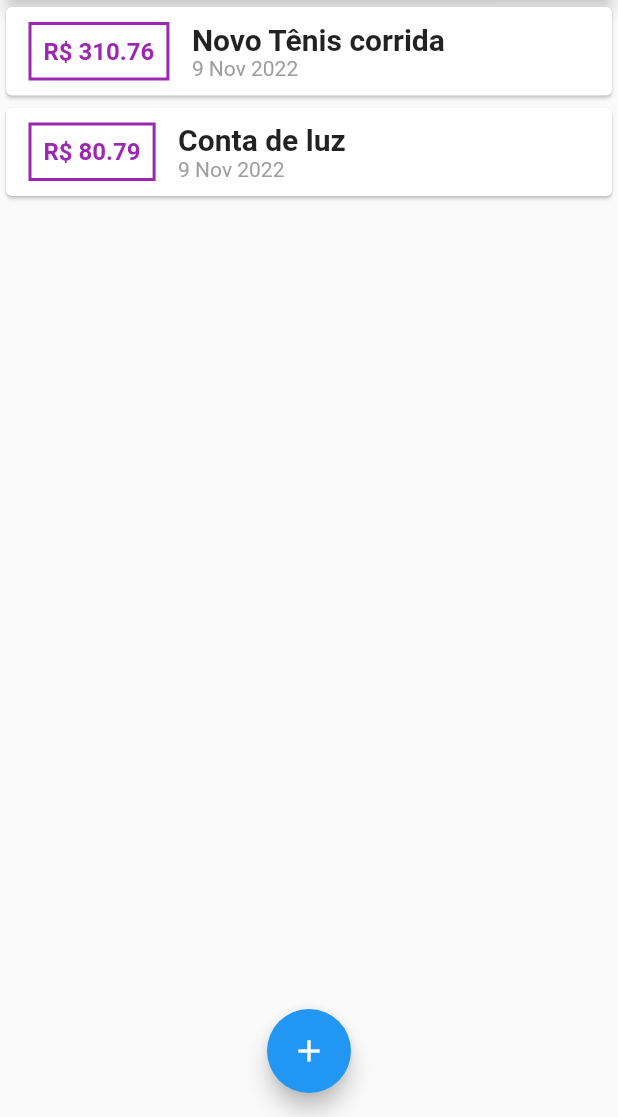
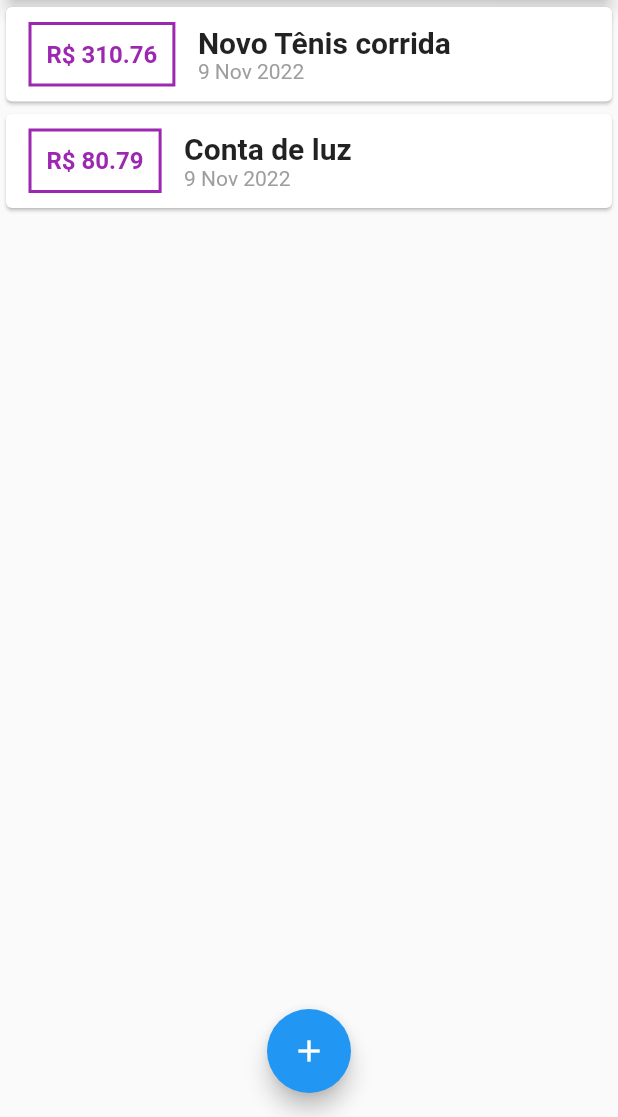
Before and after one commit to Jamilyasbarb/expanses, a Flutter app: the screen it shows after launch, on a phone screen of 412 x 824 dp, the part 119-1236 px from its top. Run offline on Flutter 3.47's test engine with Material 2 defaults, Android fonts, the phone set to English and light mode, and no system bars.

Commit message:
modificado padding e demais funcionalidades

```diff
--- a/lib/components/transaction_list_component.dart
+++ b/lib/components/transaction_list_component.dart
@@ -30,7 +30,7 @@ class TransactionList extends StatelessWidget {
                       width: 2,
                     ),
                   ),
-                  padding: const EdgeInsets.all(8.0),
+                  padding: const EdgeInsets.all(10),
                   child: Text(
                     'R\$ ${tr.value.toString()}',
                     style: TextStyle(
```
